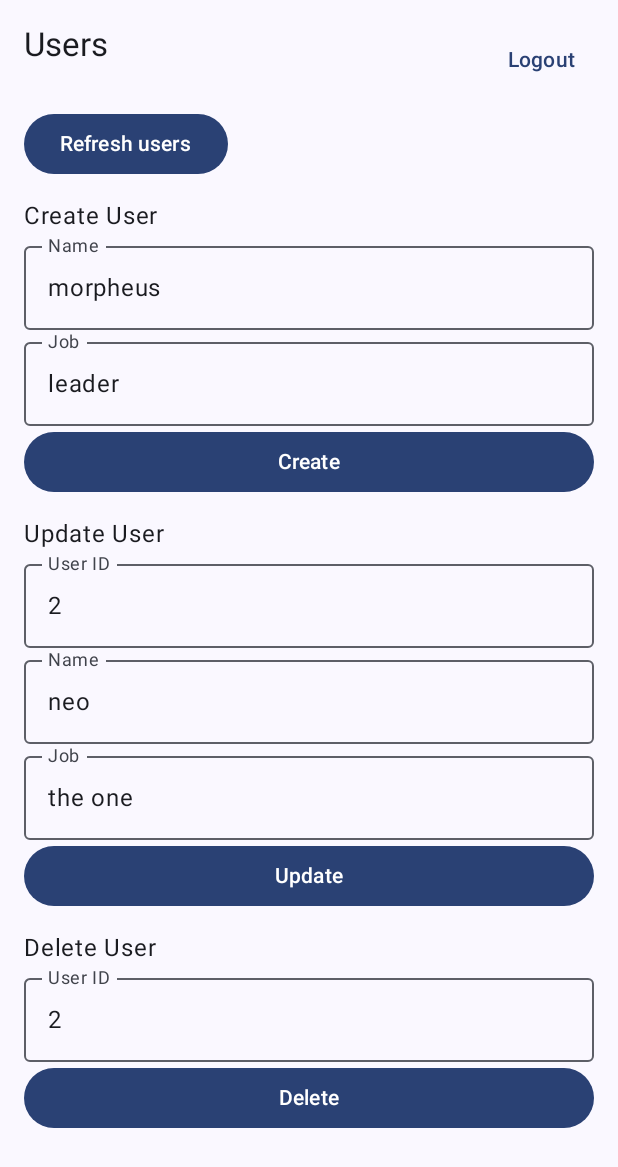
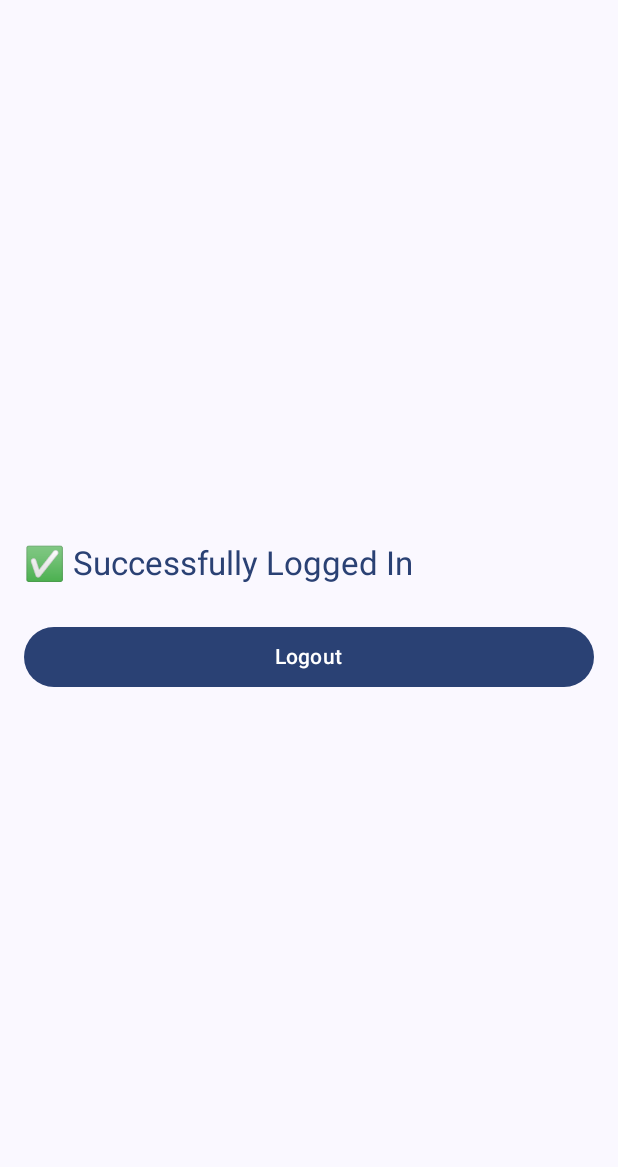
Before and after one commit to Aswini-d-code/loginandsignup, an Android app built with Jetpack Compose: the composable UserListScreen called with empty values, on a phone screen of 412 x 824 dp. Shown: the top 1167 px of the screen. Run offline under Robolectric (Android 15) with nearby library versions, the phone set to English and light mode, and no system bars.

```diff
--- a/app/src/main/java/com/example/sideapp/data/remote/models/LoginRequest.kt
+++ b/app/src/main/java/com/example/sideapp/data/remote/models/LoginRequest.kt
@@ -1,9 +1,12 @@
+
 package com.example.sideapp.data.remote.models
 
 import kotlinx.serialization.Serializable
+import kotlinx.serialization.InternalSerializationApi
 
+@OptIn(InternalSerializationApi::class)
 @Serializable
 data class LoginRequest(
-    val username: String,
+    val email: String,
     val password: String
 )
--- a/app/src/main/java/com/example/sideapp/data/remote/models/LoginResponse.kt
+++ b/app/src/main/java/com/example/sideapp/data/remote/models/LoginResponse.kt
@@ -1,10 +1,11 @@
 package com.example.sideapp.data.remote.models
 
 import kotlinx.serialization.Serializable
+import kotlinx.serialization.InternalSerializationApi
 
+@OptIn(InternalSerializationApi::class)
 @Serializable
 data class LoginResponse(
-    val success: Boolean,
     val token: String? = null,
-    val message: String? = null
+    val error: String? = null
 )
--- a/app/src/main/java/com/example/sideapp/data/remote/models/SignupRequest.kt
+++ b/app/src/main/java/com/example/sideapp/data/remote/models/SignupRequest.kt
@@ -1,10 +1,11 @@
 package com.example.sideapp.data.remote.models
 
 import kotlinx.serialization.Serializable
+import kotlinx.serialization.InternalSerializationApi
 
+@OptIn(InternalSerializationApi::class)
 @Serializable
 data class SignupRequest(
-    val username: String,
     val email: String,
     val password: String
 )
--- a/app/src/main/java/com/example/sideapp/ui/UserListScreen.kt
+++ b/app/src/main/java/com/example/sideapp/ui/UserListScreen.kt
@@ -1,68 +1,40 @@
 package com.example.sideapp.ui
 
 import androidx.compose.foundation.layout.*
-import androidx.compose.foundation.lazy.LazyColumn
-import androidx.compose.foundation.lazy.items
 import androidx.compose.material3.*
-import androidx.compose.runtime.*
+import androidx.compose.runtime.Composable
 import androidx.compose.ui.Modifier
 import androidx.compose.ui.unit.dp
-import com.example.sideapp.data.remote.models.User
 
 @Composable
 fun UserListScreen(
-    users: List<User>,
     status: String?,
-    onRefresh: () -> Unit,
-    onCreate: (String, String) -> Unit,
-    onUpdate: (Int, String, String) -> Unit,
-    onDelete: (Int) -> Unit,
     onLogout: () -> Unit
 ) {
-    var name by remember { mutableStateOf("morpheus") }
-    var job by remember { mutableStateOf("leader") }
-    var updateId by remember { mutableStateOf("2") }
-    var updateName by remember { mutableStateOf("neo") }
-    var updateJob by remember { mutableStateOf("the one") }
-    var deleteId by remember { mutableStateOf("2") }
+    Column(
+        modifier = Modifier
+            .fillMaxSize()
+            .padding(16.dp),
+        verticalArrangement = Arrangement.Center
+    ) {
+        Text(
+            text = "✅ Successfully Logged In",
+            style = MaterialTheme.typography.titleLarge,
+            color = MaterialTheme.colorScheme.primary
+        )
 
-    Column(Modifier.padding(16.dp)) {
-        Row(Modifier.fillMaxWidth(), horizontalArrangement = Arrangement.SpaceBetween) {
-            Text("Users", style = MaterialTheme.typography.titleLarge)
-            TextButton(onClick = onLogout) { Text("Logout") }
+        Spacer(modifier = Modifier.height(24.dp))
+
+        Button(
+            onClick = onLogout,
+            modifier = Modifier.fillMaxWidth()
+        ) {
+            Text("Logout")
         }
 
-        Spacer(Modifier.height(8.dp))
-        Button(onClick = onRefresh) { Text("Refresh users") }
-
-        Spacer(Modifier.height(12.dp))
-        Text("Create User")
-        OutlinedTextField(name, { name = it }, label = { Text("Name") }, modifier = Modifier.fillMaxWidth())
-        OutlinedTextField(job, { job = it }, label = { Text("Job") }, modifier = Modifier.fillMaxWidth())
-        Button(onClick = { onCreate(name, job) }, modifier = Modifier.fillMaxWidth()) { Text("Create") }
-
-        Spacer(Modifier.height(12.dp))
-        Text("Update User")
-        OutlinedTextField(updateId, { updateId = it }, label = { Text("User ID") }, modifier = Modifier.fillMaxWidth())
-        OutlinedTextField(updateName, { updateName = it }, label = { Text("Name") }, modifier = Modifier.fillMaxWidth())
-        OutlinedTextField(updateJob, { updateJob = it }, label = { Text("Job") }, modifier = Modifier.fillMaxWidth())
-        Button(onClick = { updateId.toIntOrNull()?.let { onUpdate(it, updateName, updateJob) } }, modifier = Modifier.fillMaxWidth()) {
-            Text("Update")
-        }
-
-        Spacer(Modifier.height(12.dp))
-        Text("Delete User")
-        OutlinedTextField(deleteId, { deleteId = it }, label = { Text("User ID") }, modifier = Modifier.fillMaxWidth())
-        Button(onClick = { deleteId.toIntOrNull()?.let { onDelete(it) } }, modifier = Modifier.fillMaxWidth()) { Text("Delete") }
-
-        Spacer(Modifier.height(12.dp))
-        status?.let { Text(it, color = MaterialTheme.colorScheme.secondary) }
-
-        Spacer(Modifier.height(12.dp))
-        LazyColumn {
-            items(users) { u ->
-                Text("• ${u.firstName} ${u.lastName}  (${u.email})")
-            }
+        status?.let {
+            Spacer(modifier = Modifier.height(12.dp))
+            Text(it, color = MaterialTheme.colorScheme.secondary)
         }
     }
 }
--- a/settings.gradle.kts
+++ b/settings.gradle.kts
@@ -5,6 +5,7 @@ pluginManagement {
         gradlePluginPortal()
     }
 }
+
 dependencyResolutionManagement {
     repositoriesMode.set(RepositoriesMode.FAIL_ON_PROJECT_REPOS)
     repositories {
@@ -12,5 +13,6 @@ dependencyResolutionManagement {
         mavenCentral()
     }
 }
+
 rootProject.name = "SideApp"
 include(":app")
```
Also changed, not shown: app/build.gradle.kts (+6 -16 lines), app/src/main/java/com/example/sideapp/MainActivity.kt (+13 -20 lines), app/src/main/java/com/example/sideapp/data/AuthRepository.kt (+5 -15 lines), app/src/main/java/com/example/sideapp/data/remote/ApiService.kt (+16 -54 lines), app/src/main/java/com/example/sideapp/data/remote/models/SignupResponse.kt (+7 -3 lines), app/src/main/java/com/example/sideapp/data/remote/models/User.kt (+9 -4 lines), app/src/main/java/com/example/sideapp/ui/LoginScreen.kt (+32 -7 lines), app/src/main/java/com/example/sideapp/ui/SignupScreen.kt (+32 -7 lines), app/src/main/java/com/example/sideapp/viewmodel/UserViewModel.kt (+17 -43 lines), build.gradle.kts (+6 -2 lines), gradle/wrapper/gradle-wrapper.properties, 1 other file.
